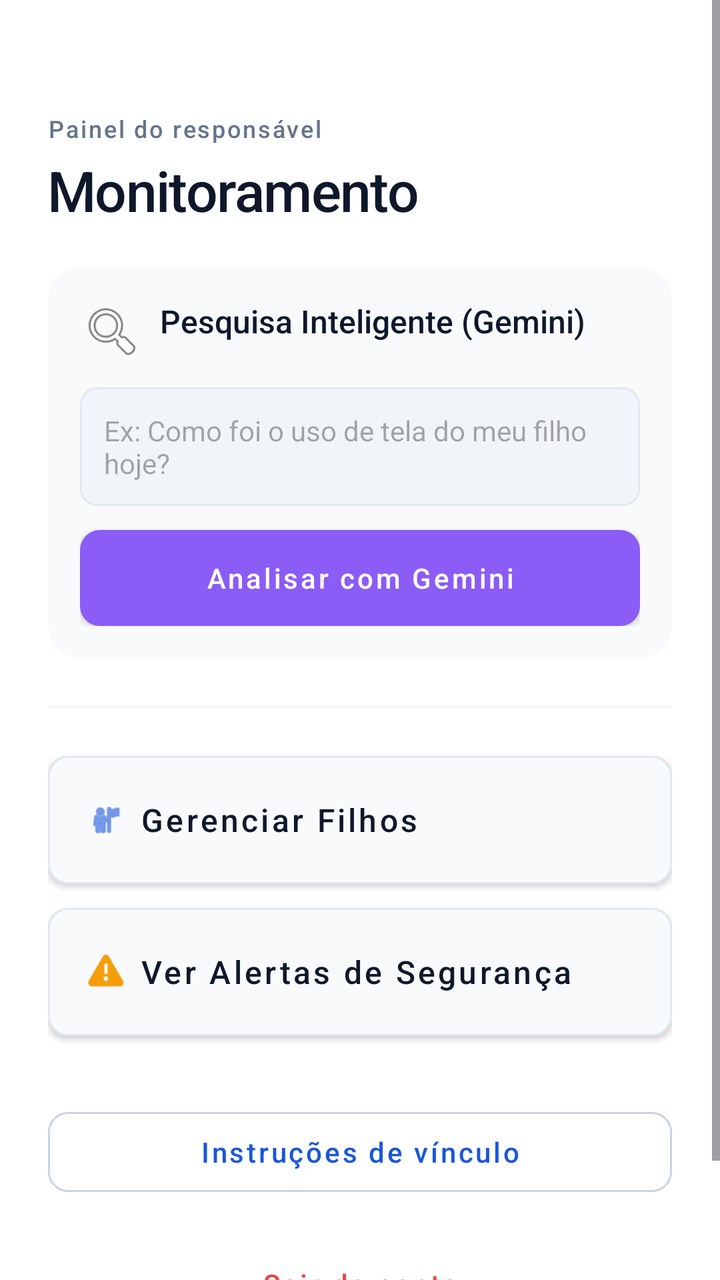
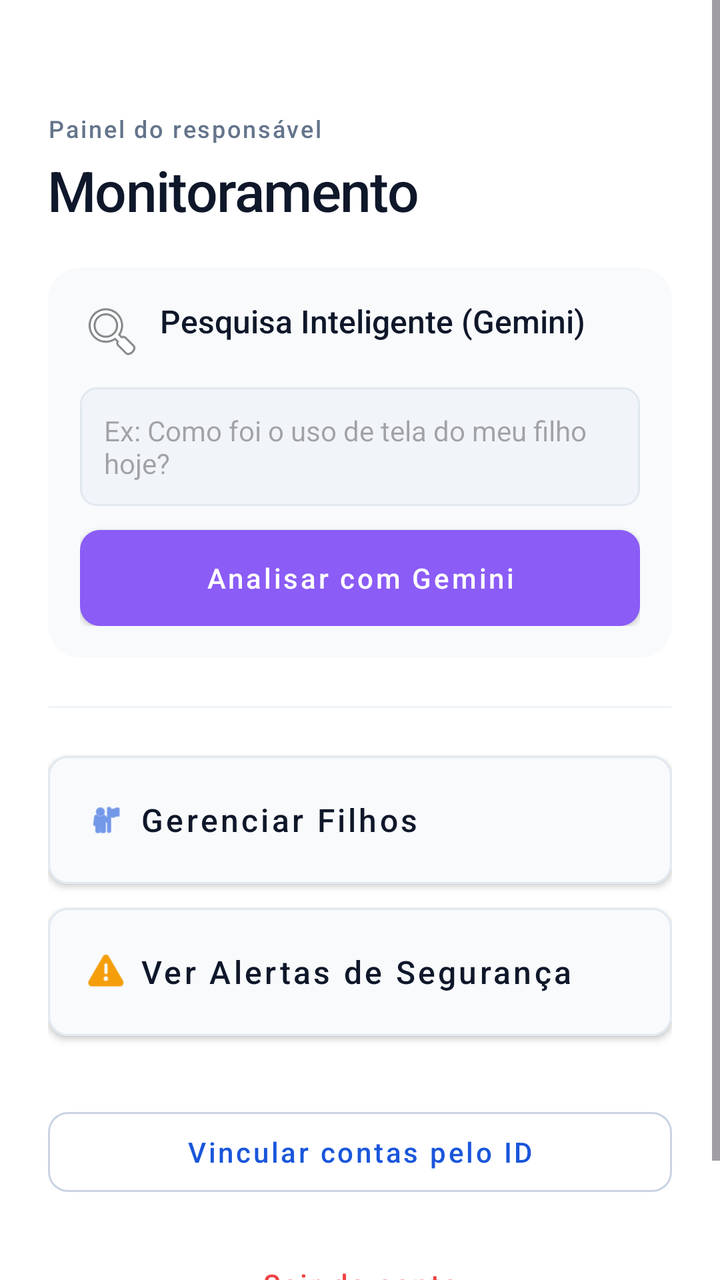

Before-and-after screenshots of an Android layout around one commit, followed by the original layout XML and the change that was made.
<!-- AndroidManifest.xml: application theme Theme.Supervisionador -->
<!-- res/layout/activity_home_pai.xml -->
<?xml version="1.0" encoding="utf-8"?>
<ScrollView xmlns:android="http://schemas.android.com/apk/res/android"
    xmlns:app="http://schemas.android.com/apk/res-auto"
    android:layout_width="match_parent"
    android:layout_height="match_parent"
    android:fillViewport="true"
    android:background="@color/white">

    <androidx.constraintlayout.widget.ConstraintLayout
        android:layout_width="match_parent"
        android:layout_height="wrap_content"
        android:paddingHorizontal="24dp"
        android:paddingTop="56dp"
        android:paddingBottom="40dp">

        <TextView
            android:id="@+id/txtSub"
            android:layout_width="0dp"
            android:layout_height="wrap_content"
            android:text="Painel do responsável"
            android:textColor="@color/slate_500"
            android:textSize="12sp"
            android:letterSpacing="0.08"
            android:fontFamily="sans-serif-medium"
            app:layout_constraintEnd_toEndOf="parent"
            app:layout_constraintStart_toStartOf="parent"
            app:layout_constraintTop_toTopOf="parent" />

        <TextView
            android:id="@+id/txtTitulo"
            android:layout_width="0dp"
            android:layout_height="wrap_content"
            android:layout_marginTop="4dp"
            android:text="Monitoramento"
            android:textColor="@color/slate_900"
            android:textSize="28sp"
            android:letterSpacing="-0.02"
            android:fontFamily="sans-serif-medium"
            app:layout_constraintEnd_toEndOf="parent"
            app:layout_constraintStart_toStartOf="parent"
            app:layout_constraintTop_toBottomOf="@id/txtSub" />

        <androidx.cardview.widget.CardView
            android:id="@+id/cardIA"
            android:layout_width="0dp"
            android:layout_height="wrap_content"
            android:layout_marginTop="20dp"
            app:cardCornerRadius="16dp"
            app:cardElevation="0dp"
            app:cardBackgroundColor="@color/slate_50"
            app:layout_constraintEnd_toEndOf="parent"
            app:layout_constraintStart_toStartOf="parent"
            app:layout_constraintTop_toBottomOf="@id/txtTitulo">

            <LinearLayout
                android:layout_width="match_parent"
                android:layout_height="wrap_content"
                android:orientation="vertical"
                android:padding="16dp">

                <TextView
                    android:layout_width="wrap_content"
                    android:layout_height="wrap_content"
                    android:text="Pesquisa Inteligente (Gemini)"
                    android:textColor="@color/slate_900"
                    android:textSize="16sp"
                    android:fontFamily="sans-serif-medium"
                    android:drawableStart="@android:drawable/ic_menu_search"
                    android:drawablePadding="8dp" />

                <EditText
                    android:id="@+id/edtPesquisaIA"
                    android:layout_width="match_parent"
                    android:layout_height="wrap_content"
                    android:layout_marginTop="12dp"
                    android:hint="Ex: Como foi o uso de tela do meu filho hoje?"
                    android:background="@drawable/bg_edittext_ia"
                    android:padding="12dp"
                    android:textSize="14sp" />

                <com.google.android.material.button.MaterialButton
                    android:id="@+id/btnPerguntarIA"
                    style="@style/Widget.EagleEyes.Button"
                    android:layout_width="match_parent"
                    android:layout_height="wrap_content"
                    android:layout_marginTop="12dp"
                    android:text="Analisar com Gemini"
                    app:backgroundTint="#8B5CF6" />

                <TextView
                    android:id="@+id/txtRespostaIA"
                    android:layout_width="match_parent"
                    android:layout_height="wrap_content"
                    android:layout_marginTop="12dp"
                    android:visibility="gone"
                    android:textColor="@color/slate_700"
                    android:textSize="14sp"
                    android:lineSpacingExtra="4sp" />
            </LinearLayout>
        </androidx.cardview.widget.CardView>

        <View
            android:id="@+id/divider"
            android:layout_width="0dp"
            android:layout_height="1dp"
            android:layout_marginTop="24dp"
            android:background="@color/slate_100"
            app:layout_constraintEnd_toEndOf="parent"
            app:layout_constraintStart_toStartOf="parent"
            app:layout_constraintTop_toBottomOf="@id/cardIA" />

        <com.google.android.material.button.MaterialButton
            android:id="@+id/btnMeusFilhos"
            style="@style/Widget.EagleEyes.Button"
            android:layout_width="0dp"
            android:layout_height="64dp"
            android:layout_marginTop="24dp"
            android:backgroundTint="@color/slate_50"
            android:text="Gerenciar Filhos"
            android:textColor="@color/slate_900"
            android:textSize="16sp"
            android:gravity="start|center_vertical"
            android:paddingStart="20dp"
            app:icon="@android:drawable/ic_menu_myplaces"
            app:iconTint="@color/brand_blue"
            app:layout_constraintEnd_toEndOf="parent"
            app:layout_constraintStart_toStartOf="parent"
            app:layout_constraintTop_toBottomOf="@id/divider"
            app:strokeColor="@color/slate_200"
            app:strokeWidth="1dp" />

        <com.google.android.material.button.MaterialButton
            android:id="@+id/btnVerAlertas"
            style="@style/Widget.EagleEyes.Button"
            android:layout_width="0dp"
            android:layout_height="64dp"
            android:layout_marginTop="12dp"
            android:backgroundTint="@color/slate_50"
            android:text="Ver Alertas de Segurança"
            android:textColor="@color/slate_900"
            android:textSize="16sp"
            android:gravity="start|center_vertical"
            android:paddingStart="20dp"
            app:icon="@android:drawable/ic_dialog_alert"
            app:iconTint="#F59E0B"
            app:layout_constraintEnd_toEndOf="parent"
            app:layout_constraintStart_toStartOf="parent"
            app:layout_constraintTop_toBottomOf="@id/btnMeusFilhos"
            app:strokeColor="@color/slate_200"
            app:strokeWidth="1dp" />

        <com.google.android.material.button.MaterialButton
            android:id="@+id/btnInstrucoesVinculo"
            style="@style/Widget.MaterialComponents.Button.OutlinedButton"
            android:layout_width="0dp"
            android:layout_height="52dp"
            android:layout_marginTop="32dp"
            android:text="Instruções de vínculo"
            android:textAllCaps="false"
            android:textColor="@color/brand_blue"
            android:textSize="14sp"
            app:cornerRadius="10dp"
            app:strokeColor="@color/slate_300"
            app:layout_constraintEnd_toEndOf="parent"
            app:layout_constraintStart_toStartOf="parent"
            app:layout_constraintTop_toBottomOf="@id/btnVerAlertas" />

        <com.google.android.material.button.MaterialButton
            android:id="@+id/btnLogout"
            style="@style/Widget.MaterialComponents.Button.TextButton"
            android:layout_width="wrap_content"
            android:layout_height="wrap_content"
            android:layout_marginTop="16dp"
            android:text="Sair da conta"
            android:textAllCaps="false"
            android:textColor="#EF4444"
            app:layout_constraintBottom_toBottomOf="parent"
            app:layout_constraintEnd_toEndOf="parent"
            app:layout_constraintStart_toStartOf="parent"
            app:layout_constraintTop_toBottomOf="@id/btnInstrucoesVinculo" />

        <ProgressBar
            android:id="@+id/progressBar"
            android:layout_width="wrap_content"
            android:layout_height="wrap_content"
            android:visibility="gone"
            app:layout_constraintBottom_toBottomOf="parent"
            app:layout_constraintEnd_toEndOf="parent"
            app:layout_constraintStart_toStartOf="parent"
            app:layout_constraintTop_toTopOf="parent" />

    </androidx.constraintlayout.widget.ConstraintLayout>
</ScrollView>
<!-- resources referenced by this layout -->
<resources>
  <color name="brand_blue">#1A56DB</color>
  <color name="slate_100">#F1F5F9</color>
  <color name="slate_200">#E2E8F0</color>
  <color name="slate_300">#CBD5E1</color>
  <color name="slate_50">#F8FAFC</color>
  <color name="slate_500">#64748B</color>
  <color name="slate_700">#334155</color>
  <color name="slate_900">#0F172A</color>
  <color name="white">#FFFFFFFF</color>
  <!-- drawable bg_edittext_ia (drawable) -->
  <?xml version="1.0" encoding="utf-8"?>
  <shape xmlns:android="http://schemas.android.com/apk/res/android">
      <solid android:color="#F1F5F9" />
      <corners android:radius="8dp" />
      <stroke
          android:width="1dp"
          android:color="#E2E8F0" />
  </shape>
  <style name="Widget.EagleEyes.Button" parent="Widget.MaterialComponents.Button">
          <item name="android:insetTop">0dp</item>
          <item name="android:insetBottom">0dp</item>
          <item name="android:textAllCaps">false</item>
          <item name="cornerRadius">10dp</item>
          <item name="android:fontFamily">sans-serif-medium</item>
      </style>
  <style name="Theme.Supervisionador" parent="Base.Theme.Supervisionador" />
  <style name="Base.Theme.Supervisionador" parent="Theme.Material3.DayNight.NoActionBar">
          
          <item name="colorPrimary">@color/brand_blue</item>
          <item name="android:statusBarColor">@color/white</item>
          <item name="android:windowLightStatusBar">true</item>
      </style>
</resources>

<!-- the commit's change to res/layout/activity_home_pai.xml (unified diff, before → after) -->
@@ -155,7 +155,7 @@
             android:layout_width="0dp"
             android:layout_height="52dp"
             android:layout_marginTop="32dp"
-            android:text="Instruções de vínculo"
+            android:text="Vincular contas pelo ID"
             android:textAllCaps="false"
             android:textColor="@color/brand_blue"
             android:textSize="14sp"
